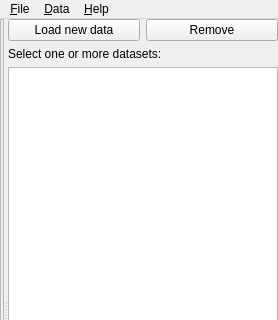
This is ufit/gui/main.ui in McStasMcXtrace/ufit as Qt 5 draws it before an edit; both pictures show x 0 to 278 and y 0 to 320 of the 278 by 600 pixel window. The edited form follows.
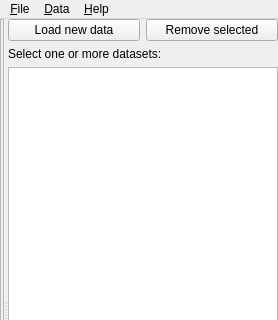
This is the edited form. Custom widgets are drawn as their Qt base class.

Commit message: gui: implement panel for "multiple datas selected"

Diff of the .ui file:
```diff
--- a/ufit/gui/main.ui
+++ b/ufit/gui/main.ui
@@ -51,7 +51,7 @@
           <item>
            <widget class="QPushButton" name="removeBtn">
             <property name="text">
-             <string>Remove</string>
+             <string>Remove selected</string>
             </property>
            </widget>
           </item>
```
Left out of the diff: 2 changed lines with no effect on the pictures. The commit also changes 7 other files.
